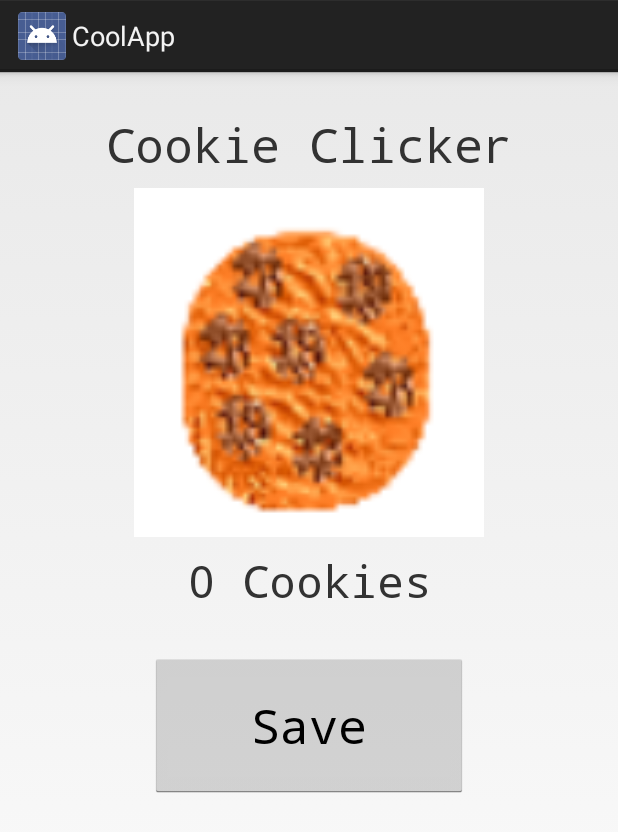
After one commit to RedSponge/AndroidSchoolExercises, an Android app: the CookieClickerActivity screen opened directly, with no data from a screen before it, on a phone screen of 412 x 824 dp. The commit adds this screen. Shown: the top 832 px of the screen. Run offline under Robolectric (Android 15) with nearby library versions, the phone set to English and light mode, and no system bars.

Commit message:
Add CookieClicker activity and implement basic functionality

```diff
--- a/app/src/main/AndroidManifest.xml
+++ b/app/src/main/AndroidManifest.xml
@@ -23,6 +23,7 @@
         <activity android:name="com.redsponge.coolapp.projects.ImageCapturerActivity"/>
         <activity android:name="com.redsponge.coolapp.projects.ImageSelectorActivity"/>
         <activity android:name="com.redsponge.coolapp.projects.MathChallengeActivity"/>
+        <activity android:name="com.redsponge.coolapp.projects.CookieClickerActivity"/>
     </application>
 
 
--- a/app/src/main/java/com/redsponge/coolapp/menu/MenuEntries.java
+++ b/app/src/main/java/com/redsponge/coolapp/menu/MenuEntries.java
@@ -1,6 +1,7 @@
 package com.redsponge.coolapp.menu;
 
 import com.redsponge.coolapp.projects.CatchTheButtonActivity;
+import com.redsponge.coolapp.projects.CookieClickerActivity;
 import com.redsponge.coolapp.projects.ImageSelectorActivity;
 import com.redsponge.coolapp.projects.ImageCapturerActivity;
 import com.redsponge.coolapp.projects.MathChallengeActivity;
@@ -17,7 +18,8 @@ public class MenuEntries {
             new MenuEntry("Send SMS", "2", SendSMSActivity.class),
             new MenuEntry("Image Capturer", "3", ImageCapturerActivity.class),
             new MenuEntry("Image Selector", "3.5", ImageSelectorActivity.class),
-            new MenuEntry("Math Challenge", "4", MathChallengeActivity.class)
+            new MenuEntry("Math Challenge", "4", MathChallengeActivity.class),
+            new MenuEntry("Cookie Clicker", "5", CookieClickerActivity.class)
     };
 
 }
--- /dev/null
+++ b/app/src/main/java/com/redsponge/coolapp/projects/CookieClickerActivity.java
@@ -0,0 +1,35 @@
+package com.redsponge.coolapp.projects;
+
+import android.app.Activity;
+import android.os.Bundle;
+import android.view.View;
+import android.widget.TextView;
+
+import com.example.coolapp.R;
+
+public class CookieClickerActivity extends Activity {
+
+    private TextView tvCounter;
+    private int cookieCount;
+
+    @Override
+    protected void onCreate(Bundle savedInstanceState) {
+        super.onCreate(savedInstanceState);
+        setContentView(R.layout.activity_cookie_clicker);
+
+
+        tvCounter = findViewById(R.id.tvCounter);
+        cookieCount = 0;
+        updateCookieDisplay();
+    }
+
+
+    public void addCookie(View view) {
+        cookieCount++;
+        updateCookieDisplay();
+    }
+
+    private void updateCookieDisplay() {
+        tvCounter.setText(getString(R.string.cookie_clicker_counter_display, cookieCount));
+    }
+}
--- /dev/null
+++ b/app/src/main/res/layout/activity_cookie_clicker.xml
@@ -0,0 +1,50 @@
+<?xml version="1.0" encoding="utf-8"?>
+<LinearLayout xmlns:android="http://schemas.android.com/apk/res/android"
+    android:orientation="vertical" android:layout_width="match_parent"
+    android:layout_height="match_parent"
+    android:weightSum="8"
+
+    >
+
+
+    <TextView
+        android:layout_width="match_parent"
+        android:layout_height="0dp"
+        android:layout_weight="1" android:text="Cookie Clicker"
+        android:gravity="center" android:textSize="32sp" android:fontFamily="monospace"
+        />
+
+    <ImageView
+        android:layout_width="match_parent"
+        android:layout_height="0dp"
+        android:src="@drawable/cookie"
+        android:scaleX="1.2"
+        android:scaleY="1.2"
+        android:layout_marginLeft="100dp"
+        android:layout_marginRight="100dp"
+        android:layout_weight="2"
+        android:clickable="true"
+        android:focusable="true"
+        android:onClick="addCookie"/>
+
+    <TextView
+        android:id="@+id/tvCounter"
+        android:layout_width="match_parent"
+        android:layout_height="0dp"
+        android:layout_weight="1"
+        android:fontFamily="monospace"
+        android:gravity="center"
+        android:text="@string/cookie_clicker_counter_display"
+        android:textSize="30sp" />
+
+    <Button
+        android:layout_width="match_parent"
+        android:layout_height="0dp"
+        android:layout_weight="1"
+        android:text="Save"
+        android:fontFamily="monospace"
+        android:textSize="32sp"
+        android:layout_marginLeft="100dp"
+        android:layout_marginRight="100dp"/>
+
+</LinearLayout>
--- a/app/src/main/res/values/strings.xml
+++ b/app/src/main/res/values/strings.xml
@@ -2,4 +2,5 @@
     <string name="app_name">CoolApp</string>
     <string name="math_challenge_current_question">%d out of %d</string>
     <string name="math_challenge_num_mistakes">Mistakes: %d</string>
+    <string name="cookie_clicker_counter_display">%d Cookies</string>
 </resources>
```
Also changed, not shown: app/src/main/res/drawable/cookie.png (added).
